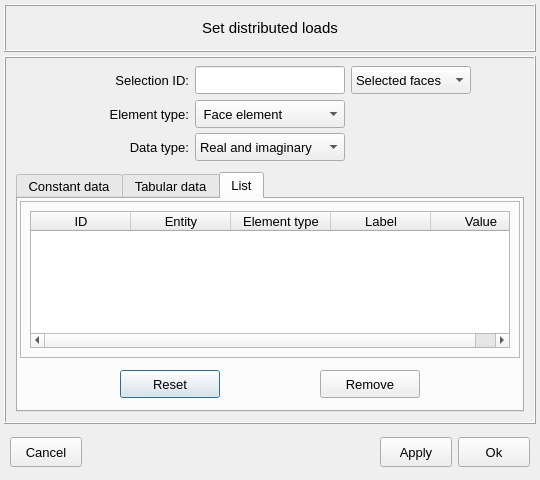
First picture: the form in vibra/interface/data/ui_files/model/structural/excitations/distributed_loads_inputs.ui, repository MOPT-UFSC/VIBRA, before the edit.
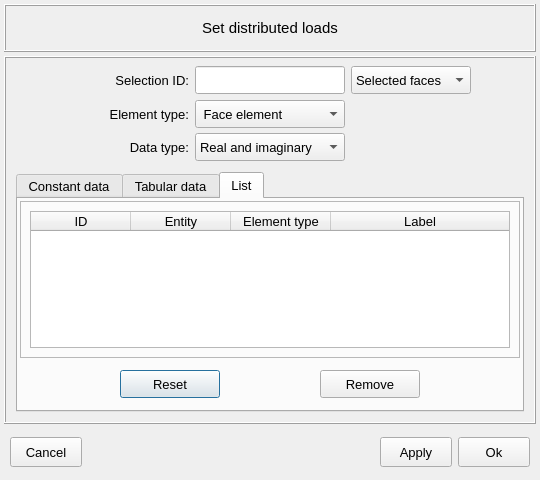
Second picture: the form after the edit. The open tabs and pages were chosen to show the change. Icons and pictures are not drawn.

Diff of the .ui file:
```diff
--- a/vibra/interface/data/ui_files/model/structural/excitations/distributed_loads_inputs.ui
+++ b/vibra/interface/data/ui_files/model/structural/excitations/distributed_loads_inputs.ui
@@ -1713,14 +1713,6 @@
                     <set>AlignCenter</set>
                    </property>
                   </column>
-                  <column>
-                   <property name="text">
-                    <string>Value</string>
-                   </property>
-                   <property name="textAlignment">
-                    <set>AlignCenter</set>
-                   </property>
-                  </column>
                  </widget>
                 </item>
                </layout>
```
